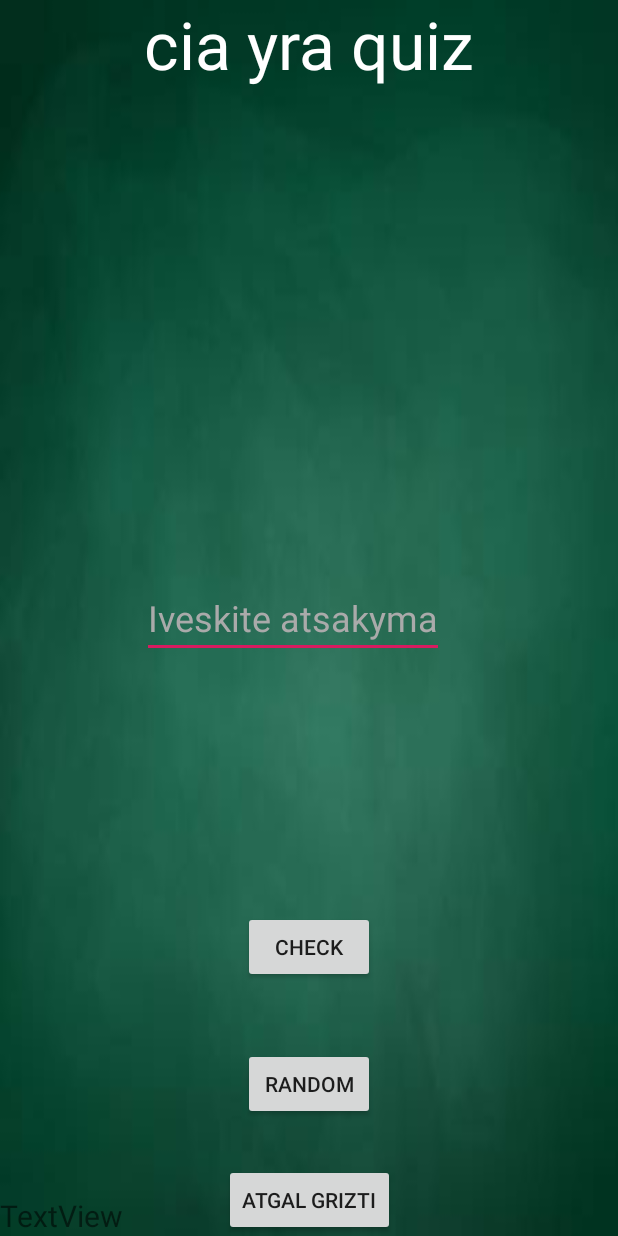
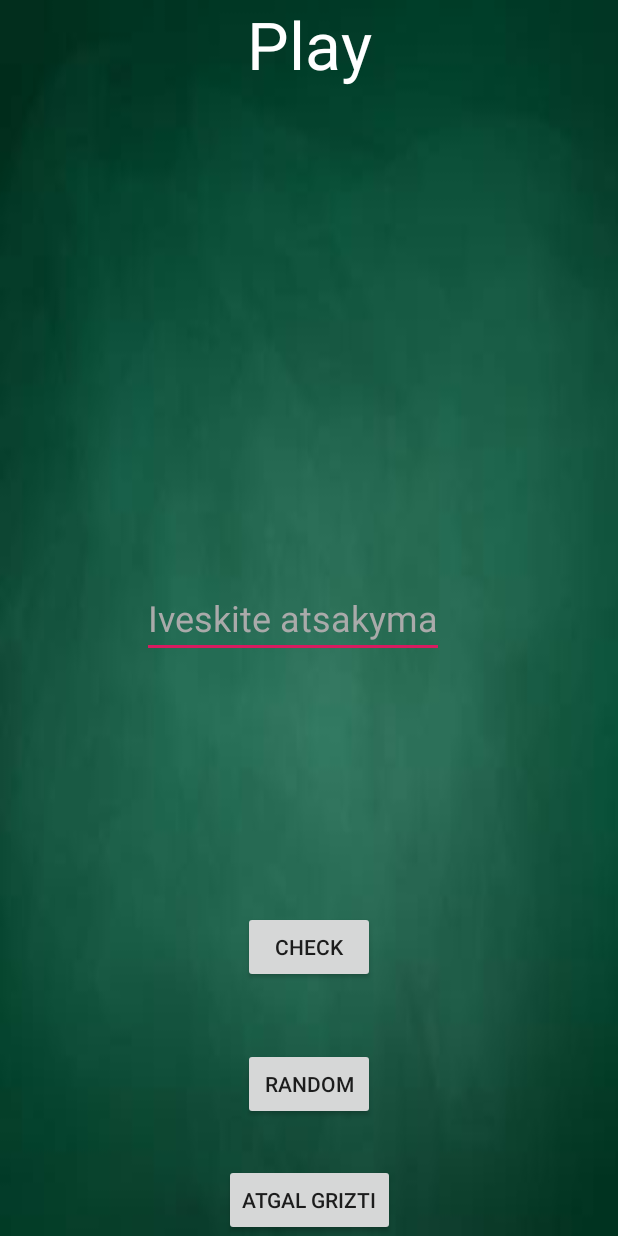
Before and after one commit to Apolonijus/Application, an Android app: the Quiz screen opened directly, with no data from a screen before it, on a phone screen of 412 x 824 dp. Run offline under Robolectric (Android 15) with nearby library versions, the phone set to English and light mode, and no system bars.

Commit message:
bugs fix day 2

```diff
--- a/app/src/main/res/layout/activity_quiz.xml
+++ b/app/src/main/res/layout/activity_quiz.xml
@@ -8,14 +8,13 @@
     tools:context=".Quiz"
 
 
-
     >
 
     <TextView
         android:id="@+id/textView"
         android:layout_width="wrap_content"
         android:layout_height="wrap_content"
-        android:text="cia yra quiz"
+        android:text="@string/play"
         android:textColor="@android:color/white"
         android:textSize="44sp"
         app:layout_constraintEnd_toEndOf="parent"
@@ -28,9 +27,9 @@
         android:layout_height="wrap_content"
         android:layout_marginEnd="116dp"
         android:layout_marginRight="116dp"
-        android:hint="Iveskite atsakyma"
+        android:digits="0123456789,.-"
+        android:hint="@string/iveskite_atsakyma"
         android:inputType="numberDecimal"
-        android:digits="0123456789,.-"
         android:textColor="@android:color/white"
         android:textColorHint="@android:color/darker_gray"
         android:textSize="24sp"
@@ -44,7 +43,7 @@
         android:id="@+id/button_back"
         android:layout_width="wrap_content"
         android:layout_height="wrap_content"
-        android:text="Atgal grizti"
+        android:text="@string/atgal_grizti"
         app:layout_constraintBottom_toBottomOf="parent"
         app:layout_constraintEnd_toEndOf="parent"
         app:layout_constraintStart_toStartOf="parent" />
@@ -53,7 +52,7 @@
         android:id="@+id/button_rand"
         android:layout_width="wrap_content"
         android:layout_height="wrap_content"
-        android:text="Random"
+        android:text="@string/random"
         app:layout_constraintBottom_toBottomOf="parent"
         app:layout_constraintEnd_toEndOf="parent"
         app:layout_constraintStart_toStartOf="parent"
@@ -74,7 +73,7 @@
         android:id="@+id/button_check"
         android:layout_width="wrap_content"
         android:layout_height="wrap_content"
-        android:text="Check"
+        android:text="@string/check"
         app:layout_constraintBottom_toBottomOf="parent"
         app:layout_constraintEnd_toEndOf="parent"
         app:layout_constraintStart_toStartOf="parent"
@@ -105,10 +104,10 @@
         android:id="@+id/result"
         android:layout_width="wrap_content"
         android:layout_height="wrap_content"
-        android:text="TextView"
+        android:textColor="@android:color/white"
+        android:textSize="24sp"
         app:layout_constraintBottom_toBottomOf="parent"
         app:layout_constraintStart_toStartOf="parent"
-        android:textSize="20sp"
 
         />
 </androidx.constraintlayout.widget.ConstraintLayout>
--- a/app/src/main/res/values/strings.xml
+++ b/app/src/main/res/values/strings.xml
@@ -2,4 +2,10 @@
     <string name="app_name">Matematika</string>
     <string name="action_settings">Settings</string>
     <string name="zaidimas">Zaidimas</string>
+    <string name="check">Check</string>
+    <string name="textview">TextView</string>
+    <string name="random">Random</string>
+    <string name="atgal_grizti">Atgal grizti</string>
+    <string name="iveskite_atsakyma">Iveskite atsakyma</string>
+    <string name="play">Play</string>
 </resources>
```
